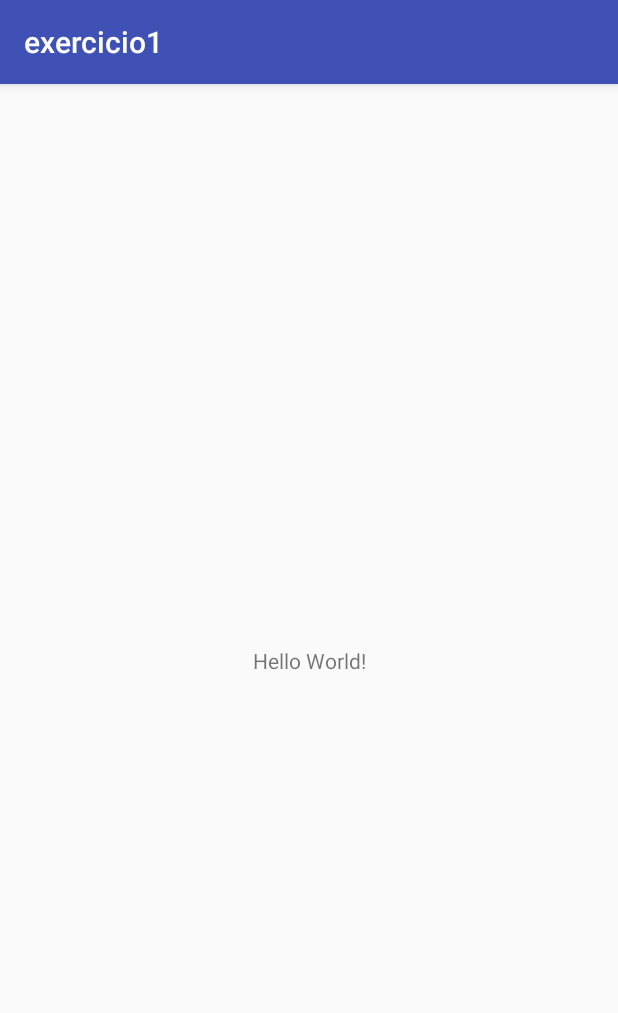
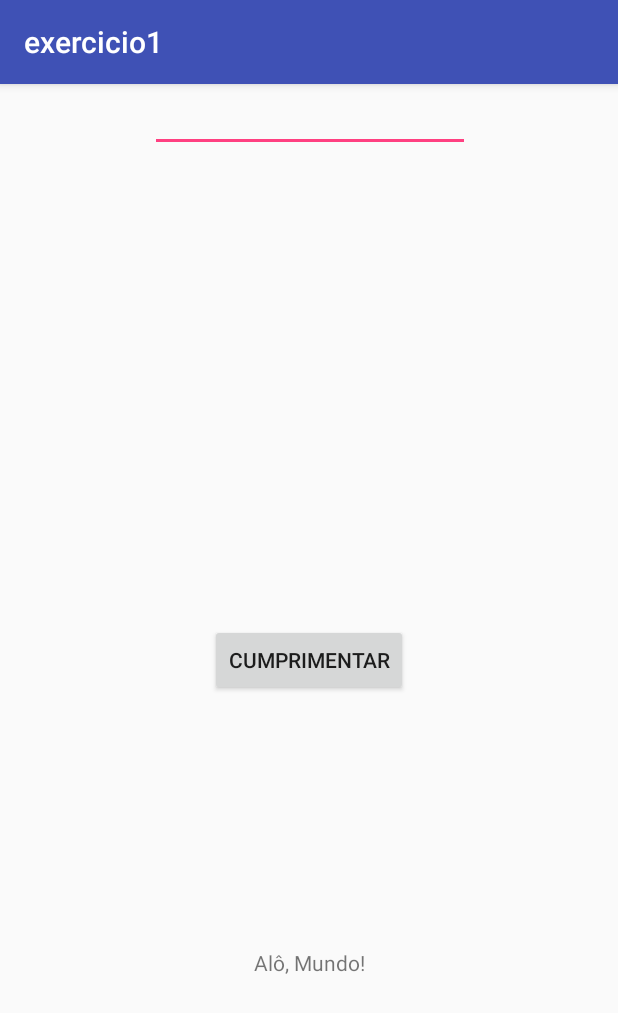
Before and after one commit to matc89-20192/android-ex1-hugoh92, an Android app: the screen it shows after launch (MainActivity), on a phone screen of 412 x 824 dp. Shown: the top 1013 px of the screen. Run offline under Robolectric (Android 15) with nearby library versions, the phone set to English and light mode, and no system bars.

Commit message:
segundo commit

```diff
--- a/app/src/main/java/matc89/exercicio1/MainActivity.java
+++ b/app/src/main/java/matc89/exercicio1/MainActivity.java
@@ -2,6 +2,12 @@ package matc89.exercicio1;
 
 import android.support.v7.app.AppCompatActivity;
 import android.os.Bundle;
+import android.view.View;
+import android.widget.Button;
+import android.widget.EditText;
+import android.widget.TextView;
+
+import org.w3c.dom.Text;
 
 public class MainActivity extends AppCompatActivity {
 
@@ -9,5 +15,20 @@ public class MainActivity extends AppCompatActivity {
     protected void onCreate(Bundle savedInstanceState) {
         super.onCreate(savedInstanceState);
         setContentView(R.layout.activity_main);
+
+        Button btnCumprimentar = (Button) findViewById(R.id.btnCumprimentar);
+        final EditText editNome = (EditText) findViewById(R.id.editNome);
+        final TextView labelMensagem = (TextView) findViewById(R.id.labelMensagem);
+
+        btnCumprimentar.setOnClickListener(new View.OnClickListener() {
+            @Override
+            public void onClick(View view) {
+                labelMensagem.setText("Alô, "+(editNome.getText()+"!"));
+
+            }
+
+
+
+        });
     }
 }
--- a/app/src/main/res/layout/activity_main.xml
+++ b/app/src/main/res/layout/activity_main.xml
@@ -3,11 +3,52 @@
     xmlns:android="http://schemas.android.com/apk/res/android"
     xmlns:app="http://schemas.android.com/apk/res-auto"
     xmlns:tools="http://schemas.android.com/tools" android:layout_width="match_parent"
-    android:layout_height="match_parent" tools:context="matc89.exercicio1.MainActivity">
+    android:layout_height="match_parent" tools:context="matc89.exercicio1.MainActivity"
+    android:id="@+id/Tela">
 
-    <TextView android:layout_width="wrap_content" android:layout_height="wrap_content"
-        android:text="Hello World!" app:layout_constraintBottom_toBottomOf="parent"
-        app:layout_constraintLeft_toLeftOf="parent" app:layout_constraintRight_toRightOf="parent"
-        app:layout_constraintTop_toTopOf="parent" />
+
+    <EditText
+
+        android:id="@+id/editNome"
+        android:layout_width="wrap_content"
+        android:layout_height="wrap_content"
+        android:ems="10"
+        android:gravity="center_vertical"
+        android:inputType="textMultiLine"
+        tools:layout_editor_absoluteY="126dp"
+        app:layout_constraintLeft_toLeftOf="parent"
+        app:layout_constraintRight_toRightOf="parent"
+        app:layout_constraintHorizontal_bias="0.502"
+        tools:ignore="MissingConstraints" />
+
+    <Button
+        android:id="@+id/btnCumprimentar"
+        android:layout_width="wrap_content"
+        android:layout_height="wrap_content"
+        android:text="Cumprimentar"
+        app:layout_constraintLeft_toLeftOf="parent"
+        app:layout_constraintRight_toRightOf="parent"
+        app:layout_constraintTop_toTopOf="parent"
+        app:layout_constraintBottom_toBottomOf="parent"
+        app:layout_constraintHorizontal_bias="0.501" />
+
+    <TextView
+        android:id="@+id/labelMensagem"
+        android:layout_width="wrap_content"
+        android:layout_height="wrap_content"
+        android:text="Alô, Mundo!"
+        app:layout_constraintBottom_toBottomOf="parent"
+        app:layout_constraintLeft_toLeftOf="parent"
+        app:layout_constraintRight_toRightOf="parent"
+        app:layout_constraintTop_toTopOf="parent"
+        tools:layout_constraintBottom_creator="1"
+        tools:layout_constraintLeft_creator="1"
+        tools:layout_constraintRight_creator="1"
+        tools:layout_constraintTop_creator="1"
+        app:layout_constraintVertical_bias="0.769"
+        android:configChanges="orientation"/>
+
+
+
 
 </android.support.constraint.ConstraintLayout>
```
